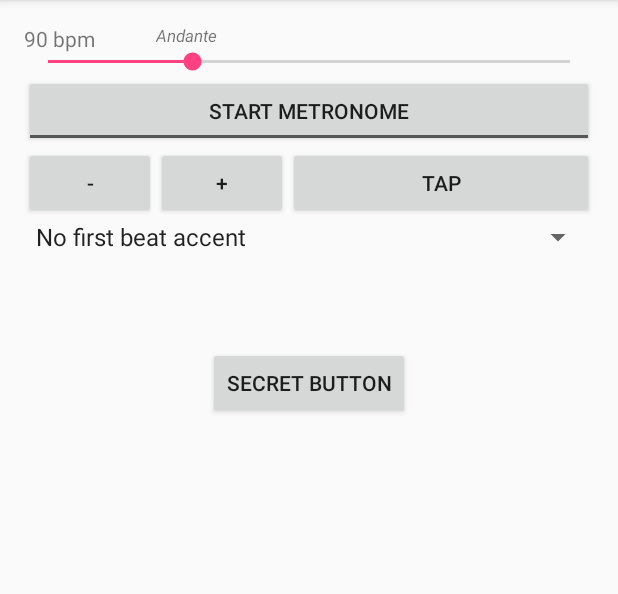
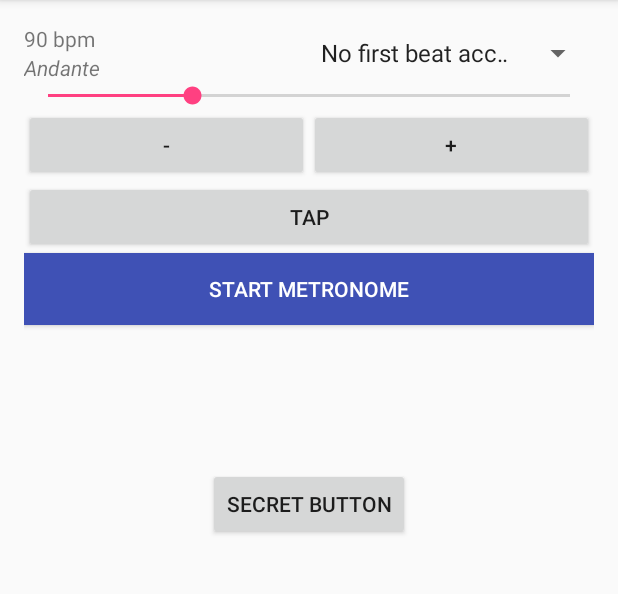
Before and after one commit to rowin1/Beep-Box, an Android app: the screen it shows after launch (MetronomeActivity), on a phone screen of 412 x 824 dp, the part 84-678 px from its top. Run offline under Robolectric (Android 15) with nearby library versions, the phone set to English and light mode, and no system bars.

Commit message:
Add 'long touch' functionality and tweak UI design

```diff
--- a/app/src/main/java/schalago/beepbox/Metronome.java
+++ b/app/src/main/java/schalago/beepbox/Metronome.java
@@ -97,10 +97,7 @@ public class Metronome implements Runnable {
     public void setTapTempo(long timeBetweenTaps) {
         long minMsPerBeat = MS_PER_MINUTE / MAX_BPM;
         long maxMsPerBeat = MS_PER_MINUTE / MIN_BPM;
-        Log.d("TAG", "setTapTempo() called");
         if (timeBetweenTaps > minMsPerBeat && timeBetweenTaps < maxMsPerBeat ){
-            Log.d("TAG", "Good tap!");
-            Log.d("TAG", "Setting bpm to: " + (int) (MS_PER_MINUTE / timeBetweenTaps));
             setBpm((int)(MS_PER_MINUTE / timeBetweenTaps));
         }
     }
--- a/app/src/main/java/schalago/beepbox/MetronomeActivity.java
+++ b/app/src/main/java/schalago/beepbox/MetronomeActivity.java
@@ -1,8 +1,10 @@
 package schalago.beepbox;
 
+import android.os.Handler;
 import android.provider.Settings;
 import android.support.v7.app.AppCompatActivity;
 import android.os.Bundle;
+import android.view.MotionEvent;
 import android.view.View;
 import android.widget.AdapterView;
 import android.widget.ArrayAdapter;
@@ -29,12 +31,18 @@ public class MetronomeActivity extends AppCompatActivity {
     private Boolean tempoTappedAlready = false;
     private long tapTime;
 
+    private Handler handler;
+    private Boolean minusIncrement = false;
+    private Boolean plusIncrement = false;
+
     private Metronome metronome;
 
     @Override
     protected void onCreate(Bundle savedInstanceState) {
         super.onCreate(savedInstanceState);
         setContentView(R.layout.activity_metronome);
+
+        handler = new Handler();
 
         TextView bpmText = (TextView)findViewById(R.id.bpmText);
         final TextView italianTempoText = (TextView)findViewById(R.id.italianTempoText);
@@ -58,6 +66,7 @@ public class MetronomeActivity extends AppCompatActivity {
 
         metronome = new Metronome(this);
 
+
         minusButton.setOnClickListener(new View.OnClickListener() {
 
             public void onClick(View view) {
@@ -66,6 +75,39 @@ public class MetronomeActivity extends AppCompatActivity {
                 setBpmSeekBar(metronome.getBpm());
             }
         });
+
+        final Runnable minusRunnable = new Runnable() {
+            @Override
+            public void run() {
+                if (minusIncrement) {
+                    metronome.decreaseBpm();
+                    setBpmViews(metronome.getBpm());
+                    setBpmSeekBar(metronome.getBpm());
+                    handler.postDelayed(this, 100);
+                }
+            }
+        };
+
+        minusButton.setOnLongClickListener(new View.OnLongClickListener() {
+            @Override
+            public boolean onLongClick(View view) {
+                minusIncrement = true;
+                handler.post(minusRunnable);
+                return false;
+            }
+        });
+
+        minusButton.setOnTouchListener(new View.OnTouchListener() {
+            @Override
+            public boolean onTouch(View view, MotionEvent event) {
+                if( (event.getAction()==MotionEvent.ACTION_UP || event.getAction()==MotionEvent.ACTION_CANCEL)
+                        && minusIncrement ){
+                    minusIncrement = false;
+                }
+                return false;
+            }
+        });
+
 
         plusButton.setOnClickListener(new View.OnClickListener() {
 
@@ -76,6 +118,37 @@ public class MetronomeActivity extends AppCompatActivity {
             }
         });
 
+        final Runnable plusRunnable = new Runnable() {
+            @Override
+            public void run() {
+                if (plusIncrement) {
+                    metronome.increaseBpm();
+                    setBpmViews(metronome.getBpm());
+                    setBpmSeekBar(metronome.getBpm());
+                    handler.postDelayed(this, 100);
+                }
+            }
+        };
+
+        plusButton.setOnLongClickListener(new View.OnLongClickListener() {
+            @Override
+            public boolean onLongClick(View view) {
+                plusIncrement = true;
+                handler.post(plusRunnable);
+                return false;
+            }
+        });
+
+        plusButton.setOnTouchListener(new View.OnTouchListener() {
+            @Override
+            public boolean onTouch(View view, MotionEvent event) {
+                if( (event.getAction()==MotionEvent.ACTION_UP || event.getAction()==MotionEvent.ACTION_CANCEL)
+                        && plusIncrement ){
+                    plusIncrement = false;
+                }
+                return false;
+            }
+        });
 
         tapTempoButton.setOnClickListener(new View.OnClickListener() {
 
--- a/app/src/main/res/layout/activity_metronome.xml
+++ b/app/src/main/res/layout/activity_metronome.xml
@@ -11,82 +11,90 @@
     android:paddingBottom="@dimen/activity_vertical_margin"
     tools:context="schalago.beepbox.MetronomeActivity">
 
+    <View
+        android:id="@+id/center"
+        android:layout_width="0dp"
+        android:layout_height="1dp"
+        android:layout_centerHorizontal="true" />
+
     <TextView
         android:layout_width="wrap_content"
         android:layout_height="wrap_content"
         android:text="@string/default_bpmText"
         android:id="@+id/bpmText" />
 
-    <SeekBar
-        android:layout_width="match_parent"
-        android:layout_height="wrap_content"
-        android:layout_marginTop="16dp"
-        android:id="@+id/bpmSeekBar"
-        android:layout_below="@+id/textView"
-        android:layout_alignParentStart="true"
-        android:max="290"
-        android:progress="80"
-        android:clickable="false" />
-
-    <ToggleButton
-        android:layout_width="match_parent"
-        android:layout_height="wrap_content"
-        android:id="@+id/toggleButton"
-        android:layout_below="@+id/bpmSeekBar"
-        android:layout_alignParentStart="true"
-        android:textOff="@string/toggleOn"
-        android:textOn="@string/toggleOff" />
-
     <Button
-        android:text="@string/minus"
+        android:text="@string/secretButton"
         android:layout_width="wrap_content"
         android:layout_height="wrap_content"
+        android:id="@+id/secretButton"
         android:layout_below="@+id/toggleButton"
-        android:layout_alignParentStart="true"
-        android:id="@+id/minusButton" />
-
-    <Button
-        android:text="@string/plus"
-        android:layout_width="wrap_content"
-        android:layout_height="wrap_content"
-        android:layout_below="@+id/toggleButton"
-        android:layout_toEndOf="@+id/minusButton"
-        android:id="@+id/plusButton" />
+        android:layout_centerHorizontal="true"
+        android:layout_marginTop="95dp" />
 
     <TextView
         android:text="@string/default_italianTempoText"
         android:layout_width="wrap_content"
         android:layout_height="wrap_content"
         android:id="@+id/italianTempoText"
-        android:layout_alignParentTop="true"
-        android:layout_toEndOf="@+id/minusButton"
         android:textStyle="normal|italic"
-        android:textSize="11sp" />
+        android:layout_below="@+id/bpmText"
+        android:layout_alignParentStart="true" />
+
+    <SeekBar
+        android:layout_width="match_parent"
+        android:layout_height="wrap_content"
+        android:id="@+id/bpmSeekBar"
+        android:max="290"
+        android:progress="80"
+        android:clickable="false"
+        android:layout_below="@+id/italianTempoText"
+        android:layout_alignParentStart="true" />
 
     <Button
-        android:text="@string/secretButton"
+        android:text="@string/minus"
         android:layout_width="wrap_content"
         android:layout_height="wrap_content"
-        android:id="@+id/secretButton"
-        android:layout_below="@+id/timeSignatureSpinner"
-        android:layout_centerHorizontal="true"
-        android:layout_marginTop="61dp" />
+        android:id="@+id/minusButton"
+        android:layout_below="@+id/bpmSeekBar"
+        android:layout_toLeftOf="@id/center"
+        android:layout_alignParentStart="true" />
+
+    <Button
+        android:text="@string/plus"
+        android:layout_width="wrap_content"
+        android:layout_height="wrap_content"
+        android:id="@+id/plusButton"
+        android:layout_below="@+id/bpmSeekBar"
+        android:layout_toRightOf="@id/center"
+        android:layout_alignParentEnd="true" />
 
     <Button
         android:text="@string/tapTempo"
         android:layout_width="wrap_content"
         android:layout_height="wrap_content"
-        android:layout_below="@+id/toggleButton"
         android:id="@+id/tapTempoButton"
-        android:layout_above="@+id/timeSignatureSpinner"
-        android:layout_alignParentEnd="true"
-        android:layout_toEndOf="@+id/plusButton" />
+        android:layout_below="@+id/minusButton"
+        android:layout_alignParentStart="true"
+        android:layout_alignParentEnd="true" />
 
     <Spinner
         android:layout_width="match_parent"
         android:layout_height="wrap_content"
         android:id="@+id/timeSignatureSpinner"
-        android:layout_below="@+id/minusButton"
+        android:layout_alignParentTop="true"
+        android:layout_alignStart="@+id/center"
+        android:layout_above="@+id/bpmSeekBar" />
+
+    <ToggleButton
+        android:layout_width="match_parent"
+        android:layout_height="wrap_content"
+        android:id="@+id/toggleButton"
+        android:background="@color/colorPrimary"
+        android:textOff="@string/toggleOn"
+        android:textOn="@string/toggleOff"
+        android:textColor="@android:color/white"
+        android:layout_below="@+id/tapTempoButton"
         android:layout_alignParentStart="true" />
 
 </RelativeLayout>
```
